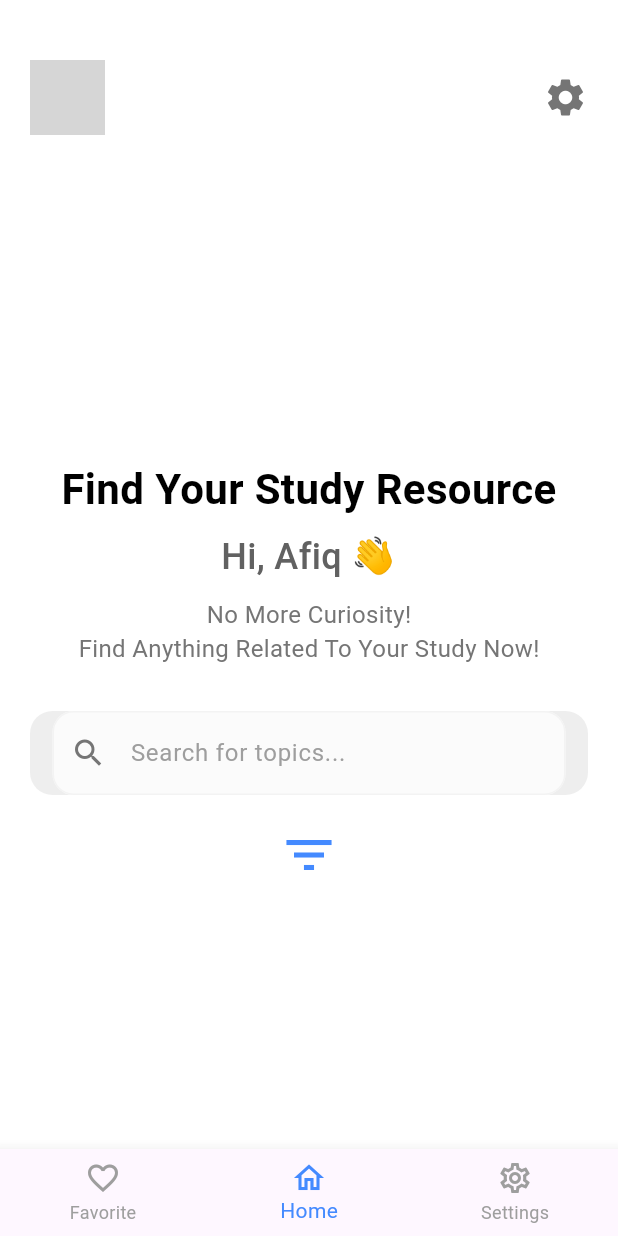
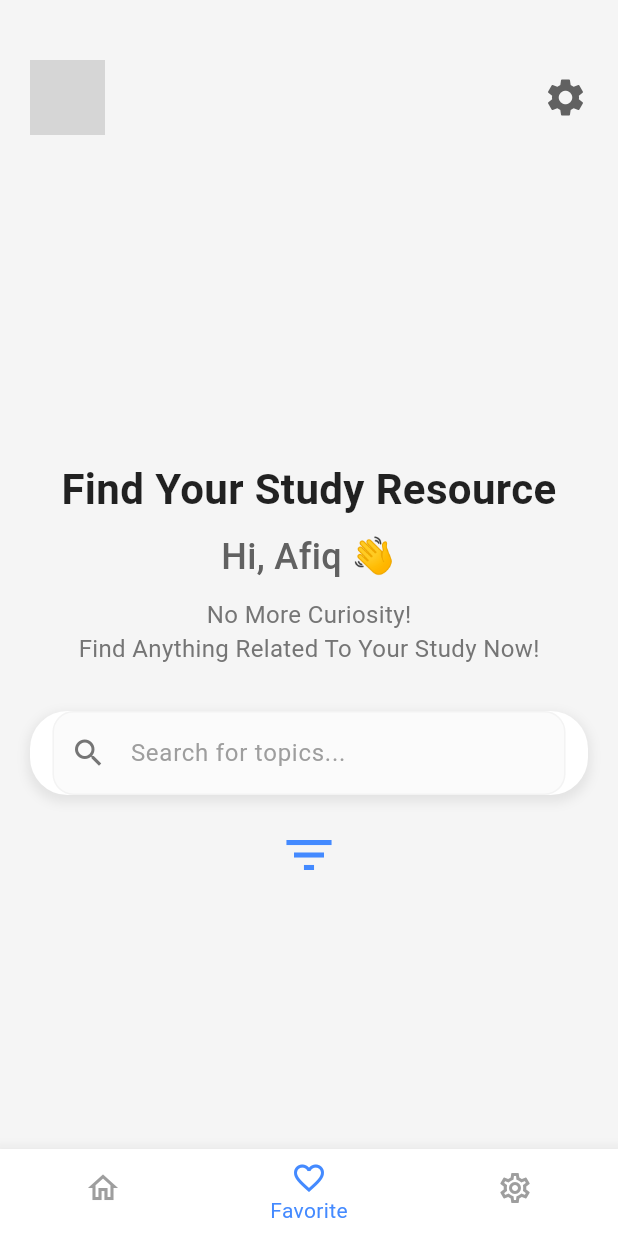
Before and after one commit to afiqamrii/learn_buddy_project, a Flutter app: the HomeScreen screen opened directly, on a phone screen of 412 x 824 dp. Run offline on Flutter 3.47's test engine with Material 3 defaults, Android fonts, the phone set to English and light mode, and no system bars; our stand-ins replace flutter_svg; grey boxes are pictures that could not be loaded.

Commit message:
Afiq UYpdate NEw benda

```diff
--- a/lib/screens/home/homescreen.dart
+++ b/lib/screens/home/homescreen.dart
@@ -17,7 +17,7 @@ class _HomeScreenState extends State<HomeScreen> {
   @override
   Widget build(BuildContext context) {
     return Scaffold(
-      backgroundColor: Colors.white,
+      backgroundColor: Colors.grey[100], // Light background color
       body: Column(
         children: [
           Padding(
@@ -29,7 +29,7 @@ class _HomeScreenState extends State<HomeScreen> {
                   radius: 25,
                   backgroundImage: AssetImage('assets/avatar.jpg'), // Replace with actual image asset
                 ),
-                Icon(Icons.settings, color: Colors.grey[600], size: 30),
+                Icon(Icons.settings, color: Colors.grey[700], size: 30),
               ],
             ),
           ),
@@ -46,7 +46,7 @@ class _HomeScreenState extends State<HomeScreen> {
                       style: TextStyle(
                         fontSize: 28,
                         fontWeight: FontWeight.bold,
-                        color: Colors.black,
+                        color: Colors.black87,
                       ),
                     ),
                     SizedBox(height: 8),
@@ -72,8 +72,16 @@ class _HomeScreenState extends State<HomeScreen> {
                     Container(
                       padding: EdgeInsets.symmetric(horizontal: 15),
                       decoration: BoxDecoration(
-                        color: Colors.grey[200],
-                        borderRadius: BorderRadius.circular(15),
+                        color: Colors.white,
+                        borderRadius: BorderRadius.circular(25),
+                        boxShadow: [
+                          BoxShadow(
+                            color: Colors.grey.withOpacity(0.2),
+                            spreadRadius: 2,
+                            blurRadius: 5,
+                            offset: Offset(0, 3), // shadow position
+                          ),
+                        ],
                       ),
                       child: TextField(
                         decoration: InputDecoration(
@@ -104,12 +112,12 @@ class _HomeScreenState extends State<HomeScreen> {
       bottomNavigationBar: BottomNavigationBar(
         items: const [
           BottomNavigationBarItem(
+            icon: Icon(Icons.home_outlined), // Home icon
+            label: 'Home',
+          ),
+          BottomNavigationBarItem(
             icon: Icon(Icons.favorite_border), // Favorite icon
             label: 'Favorite',
-          ),
-          BottomNavigationBarItem(
-            icon: Icon(Icons.home_outlined), // Home icon
-            label: 'Home',
           ),
           BottomNavigationBarItem(
             icon: Icon(Icons.settings_outlined), // Settings icon
@@ -119,6 +127,9 @@ class _HomeScreenState extends State<HomeScreen> {
         currentIndex: _selectedIndex,
         selectedItemColor: Colors.blueAccent, // Highlight color for selected item
         unselectedItemColor: Colors.grey, // Color for unselected items
+        showUnselectedLabels: false, // Only show labels on selected items
+        backgroundColor: Colors.white, // Navbar background
+        elevation: 10, // Elevation for modern look
         onTap: _onItemTapped,
       ),
     );
```
